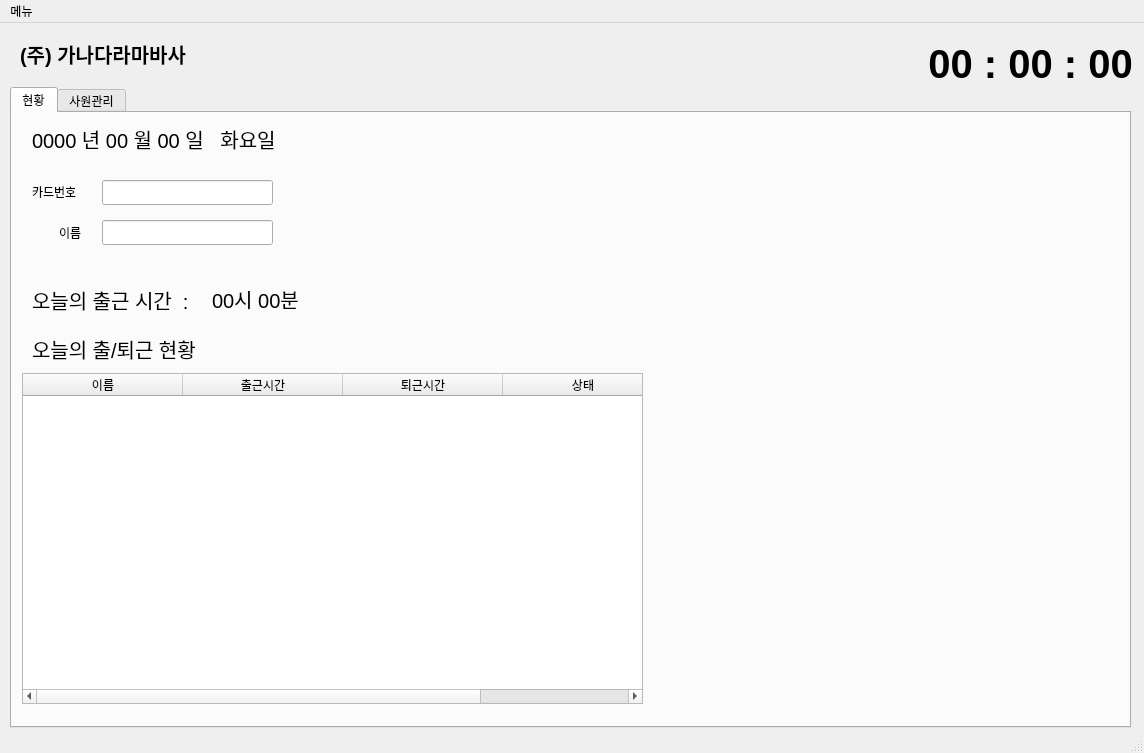
Above: attendance_manage/mainwindow_dashboard.ui from Jeho0216/attendance_manage_project before the change. Below: the same form after it.
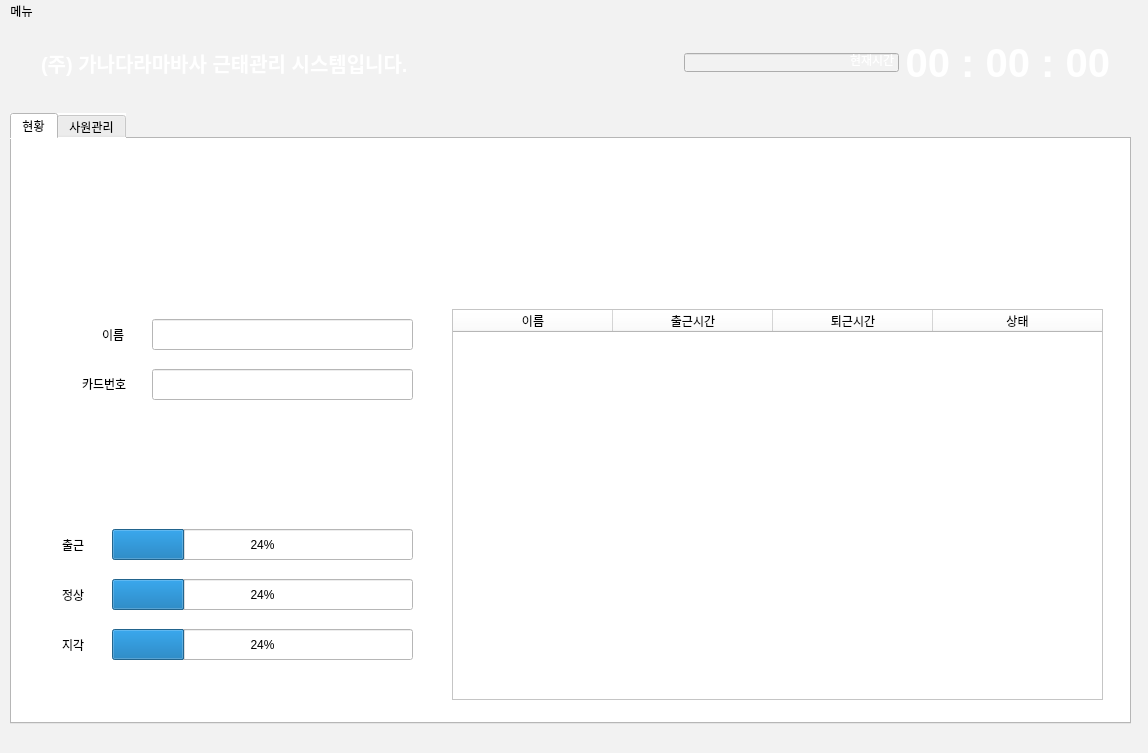
That is the form after the change. The open tabs and pages were chosen to show the change. Icons and pictures are not drawn.

Diff of the .ui file:
```diff
--- a/attendance_manage/mainwindow_dashboard.ui
+++ b/attendance_manage/mainwindow_dashboard.ui
@@ -6,46 +6,29 @@
    <rect>
     <x>0</x>
     <y>0</y>
-    <width>1144</width>
+    <width>1148</width>
     <height>753</height>
    </rect>
   </property>
   <property name="windowTitle">
    <string>Attendance Management System</string>
   </property>
+  <property name="styleSheet">
+   <string notr="true">background-color: rgb(242,242,242);</string>
+  </property>
   <widget class="QWidget" name="centralWidget">
-   <widget class="QLabel" name="label_time">
-    <property name="geometry">
-     <rect>
-      <x>920</x>
-      <y>5</y>
-      <width>221</width>
-      <height>71</height>
-     </rect>
-    </property>
-    <property name="font">
-     <font>
-      <pointsize>30</pointsize>
-      <weight>75</weight>
-      <bold>true</bold>
-     </font>
-    </property>
-    <property name="text">
-     <string>00 : 00 : 00</string>
-    </property>
-    <property name="alignment">
-     <set>Qt::AlignCenter</set>
-    </property>
-   </widget>
    <widget class="QTabWidget" name="tabWidget">
     <property name="geometry">
      <rect>
       <x>10</x>
-      <y>64</y>
+      <y>90</y>
       <width>1121</width>
-      <height>641</height>
+      <height>611</height>
      </rect>
     </property>
+    <property name="styleSheet">
+     <string notr="true">background-color: rgb(255, 255, 255);</string>
+    </property>
     <property name="currentIndex">
      <number>1</number>
     </property>
@@ -53,87 +36,12 @@
      <attribute name="title">
       <string>현황</string>
      </attribute>
-     <widget class="QLabel" name="label_date">
-      <property name="geometry">
-       <rect>
-        <x>20</x>
-        <y>0</y>
-        <width>251</width>
-        <height>51</height>
-       </rect>
-      </property>
-      <property name="font">
-       <font>
-        <pointsize>15</pointsize>
-        <weight>50</weight>
-        <bold>false</bold>
-       </font>
-      </property>
-      <property name="text">
-       <string>0000 년 00 월 00 일   화요일</string>
-      </property>
-      <property name="alignment">
-       <set>Qt::AlignLeading|Qt::AlignLeft|Qt::AlignVCenter</set>
-      </property>
-     </widget>
-     <widget class="QLabel" name="label_6">
-      <property name="geometry">
-       <rect>
-        <x>20</x>
-        <y>70</y>
-        <width>67</width>
-        <height>17</height>
-       </rect>
-      </property>
-      <property name="text">
-       <string>카드번호</string>
-      </property>
-     </widget>
-     <widget class="QLineEdit" name="lineEdit_state_card">
-      <property name="geometry">
-       <rect>
-        <x>90</x>
-        <y>67</y>
-        <width>171</width>
-        <height>25</height>
-       </rect>
-      </property>
-      <property name="readOnly">
-       <bool>true</bool>
-      </property>
-     </widget>
-     <widget class="QLabel" name="label_7">
-      <property name="geometry">
-       <rect>
-        <x>47</x>
-        <y>111</y>
-        <width>41</width>
-        <height>17</height>
-       </rect>
-      </property>
-      <property name="text">
-       <string>이름</string>
-      </property>
-     </widget>
-     <widget class="QLineEdit" name="lineEdit_state_name">
-      <property name="geometry">
-       <rect>
-        <x>90</x>
-        <y>107</y>
-        <width>171</width>
-        <height>25</height>
-       </rect>
-      </property>
-      <property name="readOnly">
-       <bool>true</bool>
-      </property>
-     </widget>
      <widget class="QLabel" name="label_8">
       <property name="geometry">
        <rect>
-        <x>20</x>
-        <y>210</y>
-        <width>251</width>
+        <x>440</x>
+        <y>100</y>
+        <width>651</width>
         <height>51</height>
        </rect>
       </property>
@@ -144,20 +52,24 @@
         <bold>false</bold>
        </font>
       </property>
+      <property name="styleSheet">
+       <string notr="true">border-image: url(:/image/button.jpg);
+color: rgb(255, 255, 255);</string>
+      </property>
       <property name="text">
-       <string>오늘의 출/퇴근 현황</string>
+       <string>오늘의 출/퇴근 이력</string>
       </property>
       <property name="alignment">
-       <set>Qt::AlignLeading|Qt::AlignLeft|Qt::AlignVCenter</set>
+       <set>Qt::AlignCenter</set>
       </property>
      </widget>
      <widget class="QTableWidget" name="tableWidget_list">
       <property name="geometry">
        <rect>
-        <x>10</x>
-        <y>260</y>
-        <width>621</width>
-        <height>331</height>
+        <x>440</x>
+        <y>170</y>
+        <width>651</width>
+        <height>391</height>
        </rect>
       </property>
       <attribute name="horizontalHeaderDefaultSectionSize">
@@ -193,51 +105,303 @@
        </property>
       </column>
      </widget>
-     <widget class="QLabel" name="label_9">
+     <widget class="QWidget" name="widget" native="true">
       <property name="geometry">
        <rect>
-        <x>20</x>
-        <y>161</y>
-        <width>161</width>
-        <height>51</height>
+        <x>40</x>
+        <y>100</y>
+        <width>381</width>
+        <height>461</height>
        </rect>
       </property>
-      <property name="font">
-       <font>
-        <pointsize>15</pointsize>
-        <weight>50</weight>
-        <bold>false</bold>
-       </font>
-      </property>
-      <property name="text">
-       <string>오늘의 출근 시간  : </string>
-      </property>
-      <property name="alignment">
-       <set>Qt::AlignLeading|Qt::AlignLeft|Qt::AlignVCenter</set>
-      </property>
+      <widget class="QProgressBar" name="progressBar_normal">
+       <property name="geometry">
+        <rect>
+         <x>60</x>
+         <y>340</y>
+         <width>301</width>
+         <height>31</height>
+        </rect>
+       </property>
+       <property name="styleSheet">
+        <string notr="true"/>
+       </property>
+       <property name="value">
+        <number>24</number>
+       </property>
+      </widget>
+      <widget class="QLabel" name="label_13">
+       <property name="geometry">
+        <rect>
+         <x>10</x>
+         <y>340</y>
+         <width>41</width>
+         <height>31</height>
+        </rect>
+       </property>
+       <property name="text">
+        <string>정상</string>
+       </property>
+      </widget>
+      <widget class="QLineEdit" name="lineEdit_state_card">
+       <property name="geometry">
+        <rect>
+         <x>100</x>
+         <y>130</y>
+         <width>261</width>
+         <height>31</height>
+        </rect>
+       </property>
+       <property name="styleSheet">
+        <string notr="true">border-image: url(:/image/text_field.jpg);</string>
+       </property>
+       <property name="readOnly">
+        <bool>true</bool>
+       </property>
+      </widget>
+      <widget class="QLabel" name="label_11">
+       <property name="geometry">
+        <rect>
+         <x>0</x>
+         <y>210</y>
+         <width>381</width>
+         <height>51</height>
+        </rect>
+       </property>
+       <property name="font">
+        <font>
+         <pointsize>15</pointsize>
+         <weight>50</weight>
+         <bold>false</bold>
+        </font>
+       </property>
+       <property name="styleSheet">
+        <string notr="true">border-image: url(:/image/button.jpg);
+color: rgb(255, 255, 255);</string>
+       </property>
+       <property name="text">
+        <string>오늘의 출/퇴근 현황</string>
+       </property>
+       <property name="alignment">
+        <set>Qt::AlignCenter</set>
+       </property>
+      </widget>
+      <widget class="QLabel" name="label_14">
+       <property name="geometry">
+        <rect>
+         <x>10</x>
+         <y>390</y>
+         <width>41</width>
+         <height>31</height>
+        </rect>
+       </property>
+       <property name="text">
+        <string>지각</string>
+       </property>
+      </widget>
+      <widget class="QProgressBar" name="progressBar_late">
+       <property name="geometry">
+        <rect>
+         <x>60</x>
+         <y>390</y>
+         <width>301</width>
+         <height>31</height>
+        </rect>
+       </property>
+       <property name="value">
+        <number>24</number>
+       </property>
+      </widget>
+      <widget class="QLabel" name="label_7">
+       <property name="geometry">
+        <rect>
+         <x>50</x>
+         <y>85</y>
+         <width>41</width>
+         <height>21</height>
+        </rect>
+       </property>
+       <property name="text">
+        <string>이름</string>
+       </property>
+      </widget>
+      <widget class="QLineEdit" name="lineEdit_state_name">
+       <property name="geometry">
+        <rect>
+         <x>100</x>
+         <y>80</y>
+         <width>261</width>
+         <height>31</height>
+        </rect>
+       </property>
+       <property name="styleSheet">
+        <string notr="true">border-image: url(:/image/text_field.jpg);</string>
+       </property>
+       <property name="readOnly">
+        <bool>true</bool>
+       </property>
+      </widget>
+      <widget class="QProgressBar" name="progressBar_in">
+       <property name="geometry">
+        <rect>
+         <x>60</x>
+         <y>290</y>
+         <width>301</width>
+         <height>31</height>
+        </rect>
+       </property>
+       <property name="styleSheet">
+        <string notr="true"/>
+       </property>
+       <property name="value">
+        <number>24</number>
+       </property>
+      </widget>
+      <widget class="QLabel" name="label_12">
+       <property name="geometry">
+        <rect>
+         <x>10</x>
+         <y>290</y>
+         <width>41</width>
+         <height>31</height>
+        </rect>
+       </property>
+       <property name="text">
+        <string>출근</string>
+       </property>
+      </widget>
+      <widget class="QLabel" name="label_6">
+       <property name="geometry">
+        <rect>
+         <x>30</x>
+         <y>134</y>
+         <width>67</width>
+         <height>21</height>
+        </rect>
+       </property>
+       <property name="text">
+        <string>카드번호</string>
+       </property>
+      </widget>
+      <widget class="QLabel" name="label_10">
+       <property name="geometry">
+        <rect>
+         <x>0</x>
+         <y>0</y>
+         <width>381</width>
+         <height>51</height>
+        </rect>
+       </property>
+       <property name="font">
+        <font>
+         <family>Ubuntu</family>
+         <pointsize>15</pointsize>
+         <weight>50</weight>
+         <bold>false</bold>
+        </font>
+       </property>
+       <property name="styleSheet">
+        <string notr="true">border-image: url(:/image/button.jpg);
+color: rgb(255, 255, 255);</string>
+       </property>
+       <property name="text">
+        <string>출입자 정보</string>
+       </property>
+       <property name="alignment">
+        <set>Qt::AlignCenter</set>
+       </property>
+      </widget>
      </widget>
-     <widget class="QLabel" name="label_clock_in">
+     <widget class="QWidget" name="widget_2" native="true">
       <property name="geometry">
        <rect>
-        <x>200</x>
-        <y>160</y>
-        <width>111</width>
-        <height>51</height>
+        <x>40</x>
+        <y>10</y>
+        <width>1051</width>
+        <height>80</height>
        </rect>
       </property>
-      <property name="font">
-       <font>
-        <pointsize>15</pointsize>
-        <weight>50</weight>
-        <bold>false</bold>
-       </font>
+      <property name="styleSheet">
+       <string notr="true">border-image: url(:/image/button.jpg);</string>
       </property>
-      <property name="text">
-       <string>00시 00분</string>
-      </property>
-      <property name="alignment">
-       <set>Qt::AlignLeading|Qt::AlignLeft|Qt::AlignVCenter</set>
-      </property>
+      <widget class="QLabel" name="label_9">
+       <property name="geometry">
+        <rect>
+         <x>770</x>
+         <y>30</y>
+         <width>161</width>
+         <height>51</height>
+        </rect>
+       </property>
+       <property name="font">
+        <font>
+         <pointsize>15</pointsize>
+         <weight>50</weight>
+         <bold>false</bold>
+        </font>
+       </property>
+       <property name="styleSheet">
+        <string notr="true">color: rgb(255, 255, 255);</string>
+       </property>
+       <property name="text">
+        <string>오늘의 출근 시간  : </string>
+       </property>
+       <property name="alignment">
+        <set>Qt::AlignLeading|Qt::AlignLeft|Qt::AlignVCenter</set>
+       </property>
+      </widget>
+      <widget class="QLabel" name="label_clock_in">
+       <property name="geometry">
+        <rect>
+         <x>940</x>
+         <y>30</y>
+         <width>111</width>
+         <height>51</height>
+        </rect>
+       </property>
+       <property name="font">
+        <font>
+         <pointsize>15</pointsize>
+         <weight>50</weight>
+         <bold>false</bold>
+        </font>
+       </property>
+       <property name="styleSheet">
+        <string notr="true">color: rgb(255, 255, 255);</string>
+       </property>
+       <property name="text">
+        <string>00시 00분</string>
+       </property>
+       <property name="alignment">
+        <set>Qt::AlignLeading|Qt::AlignLeft|Qt::AlignVCenter</set>
+       </property>
+      </widget>
+      <widget class="QLabel" name="label_date">
+       <property name="geometry">
+        <rect>
+         <x>17</x>
+         <y>15</y>
+         <width>291</width>
+         <height>51</height>
+        </rect>
+       </property>
+       <property name="font">
+        <font>
+         <pointsize>18</pointsize>
+         <weight>50</weight>
+         <bold>false</bold>
+        </font>
+       </property>
+       <property name="styleSheet">
+        <string notr="true">color: rgb(255, 255, 255);</string>
+       </property>
+       <property name="text">
+        <string>0000 년 00 월 00 일   화요일</string>
+       </property>
+       <property name="alignment">
+        <set>Qt::AlignLeading|Qt::AlignLeft|Qt::AlignVCenter</set>
+       </property>
+      </widget>
      </widget>
     </widget>
     <widget class="QWidget" name="tab_2">
@@ -495,25 +659,125 @@
      </widget>
     </widget>
    </widget>
-   <widget class="QLabel" name="label">
+   <widget class="QWidget" name="horizontalWidget" native="true">
     <property name="geometry">
      <rect>
-      <x>20</x>
-      <y>10</y>
-      <width>441</width>
-      <height>41</height>
+      <x>0</x>
+      <y>0</y>
+      <width>1151</width>
+      <height>80</height>
      </rect>
     </property>
-    <property name="font">
-     <font>
-      <pointsize>15</pointsize>
-      <weight>75</weight>
-      <bold>true</bold>
-     </font>
+    <property name="styleSheet">
+     <string notr="true">background-image: url(:/image/button.jpg);</string>
     </property>
-    <property name="text">
-     <string>(주) 가나다라마바사</string>
-    </property>
+    <layout class="QHBoxLayout" name="horizontalLayout">
+     <item>
+      <spacer name="horizontalSpacer_2">
+       <property name="orientation">
+        <enum>Qt::Horizontal</enum>
+       </property>
+       <property name="sizeType">
+        <enum>QSizePolicy::Fixed</enum>
+       </property>
+       <property name="sizeHint" stdset="0">
+        <size>
+         <width>30</width>
+         <height>20</height>
+        </size>
+       </property>
+      </spacer>
+     </item>
+     <item>
+      <widget class="QLabel" name="label">
+       <property name="font">
+        <font>
+         <pointsize>15</pointsize>
+         <weight>75</weight>
+         <bold>true</bold>
+        </font>
+       </property>
+       <property name="styleSheet">
+        <string notr="true">color: rgb(255, 255, 255);</string>
+       </property>
+       <property name="text">
+        <string>(주) 가나다라마바사 근태관리 시스템입니다.</string>
+       </property>
+      </widget>
+     </item>
+     <item>
+      <spacer name="horizontalSpacer_3">
+       <property name="orientation">
+        <enum>Qt::Horizontal</enum>
+       </property>
+       <property name="sizeType">
+        <enum>QSizePolicy::Fixed</enum>
+       </property>
+       <property name="sizeHint" stdset="0">
+        <size>
+         <width>270</width>
+         <height>20</height>
+        </size>
+       </property>
+      </spacer>
+     </item>
+     <item>
+      <widget class="QLineEdit" name="lineEdit">
+       <property name="maximumSize">
+        <size>
+         <width>16777215</width>
+         <height>19</height>
+        </size>
+       </property>
+       <property name="styleSheet">
+        <string notr="true">border-image: url(:/image/button.jpg);
+color: rgb(255, 255, 255);</string>
+       </property>
+       <property name="text">
+        <string>현재시간</string>
+       </property>
+       <property name="alignment">
+        <set>Qt::AlignRight|Qt::AlignTrailing|Qt::AlignVCenter</set>
+       </property>
+      </widget>
+     </item>
+     <item>
+      <widget class="QLabel" name="label_time">
+       <property name="font">
+        <font>
+         <pointsize>30</pointsize>
+         <weight>75</weight>
+         <bold>true</bold>
+        </font>
+       </property>
+       <property name="styleSheet">
+        <string notr="true">color: rgb(255, 255, 255);</string>
+       </property>
+       <property name="text">
+        <string>00 : 00 : 00</string>
+       </property>
+       <property name="alignment">
+        <set>Qt::AlignRight|Qt::AlignTrailing|Qt::AlignVCenter</set>
+       </property>
+      </widget>
+     </item>
+     <item>
+      <spacer name="horizontalSpacer">
+       <property name="orientation">
+        <enum>Qt::Horizontal</enum>
+       </property>
+       <property name="sizeType">
+        <enum>QSizePolicy::Fixed</enum>
+       </property>
+       <property name="sizeHint" stdset="0">
+        <size>
+         <width>30</width>
+         <height>0</height>
+        </size>
+       </property>
+      </spacer>
+     </item>
+    </layout>
    </widget>
   </widget>
   <widget class="QStatusBar" name="statusBar"/>
@@ -522,7 +786,7 @@
     <rect>
      <x>0</x>
      <y>0</y>
-     <width>1144</width>
+     <width>1148</width>
      <height>28</height>
     </rect>
    </property>
```
Left out of the diff: 126 changed lines with no effect on the pictures.
